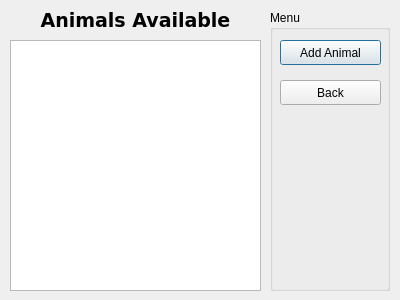
Old version of the form viewanimals.ui in the repository justinward3/COMP3004Project.
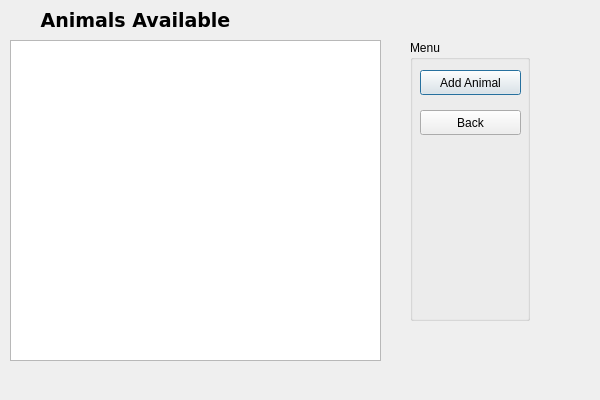
New version of the form.

Patch:
```diff
--- a/viewanimals.ui
+++ b/viewanimals.ui
@@ -6,8 +6,8 @@
    <rect>
     <x>0</x>
     <y>0</y>
-    <width>400</width>
-    <height>300</height>
+    <width>600</width>
+    <height>400</height>
    </rect>
   </property>
   <property name="windowTitle">
@@ -43,8 +43,8 @@
   <widget class="QGroupBox" name="groupBox">
    <property name="geometry">
     <rect>
-     <x>270</x>
-     <y>10</y>
+     <x>410</x>
+     <y>40</y>
      <width>120</width>
      <height>281</height>
     </rect>
@@ -84,8 +84,8 @@
     <rect>
      <x>10</x>
      <y>40</y>
-     <width>251</width>
-     <height>251</height>
+     <width>371</width>
+     <height>321</height>
     </rect>
    </property>
   </widget>
```
